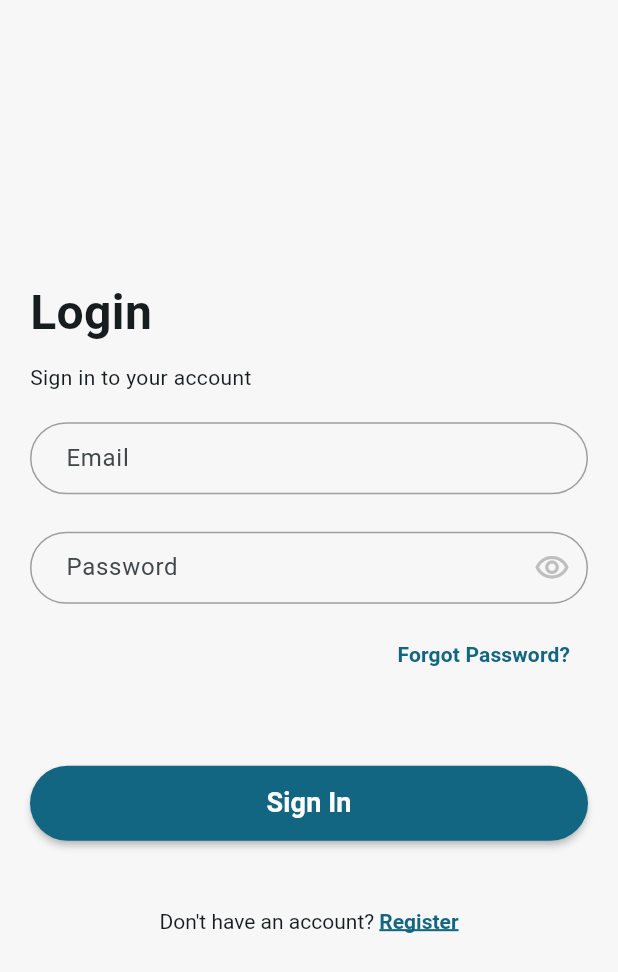
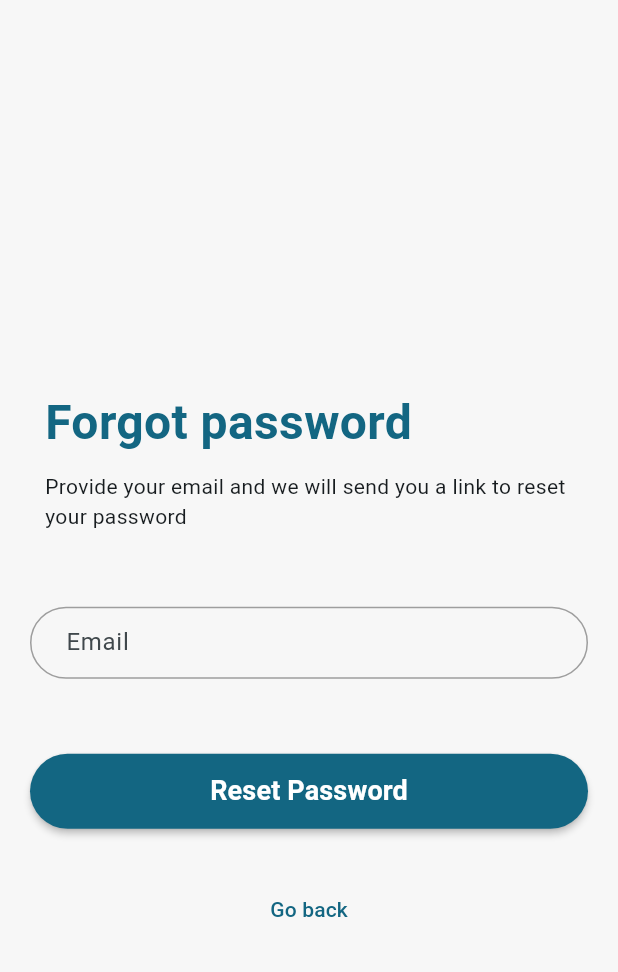
Before and after one commit to tsounguc/mental_health_journal_app, a Flutter app: the screen it shows after launch, after a tap on "Forgot Password?", on a phone screen of 412 x 824 dp. Shown: the top 972 px of the screen. Run offline on Flutter 3.47's test engine with Material 3 defaults, Android fonts, the phone set to English and light mode, and no system bars; our stand-ins replace cloud_firestore, dartz, equatable, firebase_auth, firebase_core, firebase_storage and 2 more; accounts and stored records are empty.

Commit message:
Set up firebase account

```diff
--- a/lib/core/common/views/i_field.dart
+++ b/lib/core/common/views/i_field.dart
@@ -61,7 +61,7 @@ class IField extends StatelessWidget {
       validator: overrideValidator
           ? validator
           : (value) {
-              if (value == null || value.isNotEmpty) {
+              if (value == null || value.isEmpty) {
                 return 'This field is required';
               }
               return validator?.call(value);
--- a/lib/core/services/router/router.dart
+++ b/lib/core/services/router/router.dart
@@ -6,6 +6,7 @@ import 'package:mental_health_journal_app/core/extensions/context_extension.dart
 import 'package:mental_health_journal_app/core/services/service_locator.dart';
 import 'package:mental_health_journal_app/features/auth/data/models/user_model.dart';
 import 'package:mental_health_journal_app/features/auth/presentation/auth_bloc/auth_bloc.dart';
+import 'package:mental_health_journal_app/features/auth/presentation/views/forgot_password_screen.dart';
 import 'package:mental_health_journal_app/features/auth/presentation/views/sign_in_screen.dart';
 import 'package:mental_health_journal_app/features/auth/presentation/views/sign_up_screen.dart';
 import 'package:mental_health_journal_app/features/dashboard/presentation/dashboard.dart';
--- a/lib/core/services/router/router.main.dart
+++ b/lib/core/services/router/router.main.dart
@@ -1,24 +1,23 @@
 part of 'router.dart';
 
 Route<dynamic> onGenerateRoute(RouteSettings settings) {
-  final arguments = settings.arguments;
   switch (settings.name) {
     case '/':
       return _pageBuilder(
         (context) {
-          // if (serviceLocator<FirebaseAuth>().currentUser != null) {
-          //   final user = serviceLocator<FirebaseAuth>().currentUser!;
-          //   final localUser = UserModel(
-          //     uid: user.uid,
-          //     name: user.displayName!,
-          //     email: user.email!,
-          //     dateCreated: DateTime.now(),
-          //     isVerified: false,
-          //   );
-          //
-          //   context.userProvider.initUser(localUser);
-          //   return const Dashboard();
-          // }
+          if (serviceLocator<FirebaseAuth>().currentUser != null) {
+            final user = serviceLocator<FirebaseAuth>().currentUser!;
+            final localUser = UserModel(
+              uid: user.uid,
+              name: user.displayName!,
+              email: user.email!,
+              dateCreated: DateTime.now(),
+              isVerified: false,
+            );
+
+            context.userProvider.initUser(localUser);
+            return const Dashboard();
+          }
           return BlocProvider(
             create: (_) => serviceLocator<AuthBloc>(),
             child: const SignInScreen(),
@@ -40,6 +39,14 @@ Route<dynamic> onGenerateRoute(RouteSettings settings) {
         (_) => BlocProvider(
           create: (_) => serviceLocator<AuthBloc>(),
           child: const SignUpScreen(),
+        ),
+        settings: settings,
+      );
+    case ForgotPasswordScreen.id:
+      return _pageBuilder(
+        (_) => BlocProvider(
+          create: (_) => serviceLocator<AuthBloc>(),
+          child: const ForgotPasswordScreen(),
         ),
         settings: settings,
       );
--- /dev/null
+++ b/lib/features/auth/presentation/views/forgot_password_screen.dart
@@ -0,0 +1,143 @@
+import 'package:firebase_auth/firebase_auth.dart';
+import 'package:flutter/material.dart';
+import 'package:flutter_bloc/flutter_bloc.dart';
+import 'package:mental_health_journal_app/core/common/views/i_field.dart';
+import 'package:mental_health_journal_app/core/common/views/long_button.dart';
+import 'package:mental_health_journal_app/core/extensions/context_extension.dart';
+import 'package:mental_health_journal_app/core/resources/colours.dart';
+import 'package:mental_health_journal_app/core/utils/core_utils.dart';
+import 'package:mental_health_journal_app/features/auth/presentation/auth_bloc/auth_bloc.dart';
+import 'package:mental_health_journal_app/features/auth/presentation/views/sign_in_screen.dart';
+
+class ForgotPasswordScreen extends StatefulWidget {
+  const ForgotPasswordScreen({super.key});
+
+  static const String id = '/forgotPasswordScreen';
+
+  @override
+  State<ForgotPasswordScreen> createState() => _ForgotPasswordScreenState();
+}
+
+class _ForgotPasswordScreenState extends State<ForgotPasswordScreen> {
+  final emailController = TextEditingController();
+  final formKey = GlobalKey<FormState>();
+
+  @override
+  void dispose() {
+    emailController.dispose();
+    super.dispose();
+  }
+
+  @override
+  Widget build(BuildContext context) {
+    return Scaffold(
+      backgroundColor: Colours.backgroundColor,
+      body: BlocConsumer<AuthBloc, AuthState>(
+        listener: (_, state) {
+          if (state is AuthError) {
+            CoreUtils.showSnackBar(context, state.message);
+          } else if (state is ForgotPasswordSent) {
+            CoreUtils.showSnackBar(context, 'A link was sent to your email');
+            Navigator.pushReplacementNamed(context, SignInScreen.id);
+          }
+        },
+        builder: (context, state) {
+          return SafeArea(
+            child: Center(
+              child: ListView(
+                shrinkWrap: true,
+                padding: const EdgeInsets.symmetric(
+                  horizontal: 20,
+                  vertical: 35,
+                ).copyWith(
+                  top: 0,
+                ),
+                children: [
+                  // TODO(Logo): Create Logo and Add Here
+                  const SizedBox(height: 100),
+                  Padding(
+                    padding: const EdgeInsets.only(left: 10),
+                    child: Text(
+                      'Forgot password',
+                      style: TextStyle(
+                        fontWeight: FontWeight.w700,
+                        fontSize: 32,
+                        color: context.theme.primaryColor,
+                      ),
+                    ),
+                  ),
+                  const SizedBox(height: 10),
+                  Padding(
+                    padding: const EdgeInsets.only(left: 10),
+                    child: Row(
+                      mainAxisAlignment: MainAxisAlignment.spaceBetween,
+                      children: [
+                        Flexible(
+                          child: Text(
+                            state is ForgotPasswordSent
+                                ? "We've sent you an email with a link to reset"
+                                    ' your password. Please check your email.'
+                                : 'Provide your email and we will send you '
+                                    'a link to reset your password',
+                            style: const TextStyle(
+                              fontSize: 14,
+                              fontWeight: FontWeight.normal,
+                            ),
+                          ),
+                        ),
+                      ],
+                    ),
+                  ),
+                  const SizedBox(height: 50),
+                  Visibility(
+                    visible: state is! ForgotPasswordSent,
+                    child: Form(
+                      key: formKey,
+                      child: IField(
+                        controller: emailController,
+                        hintText: 'Email',
+                        keyboardType: TextInputType.emailAddress,
+                      ),
+                    ),
+                  ),
+                  const SizedBox(height: 50),
+                  if (state is AuthLoading)
+                    const Center(
+                      child: CircularProgressIndicator(),
+                    )
+                  else if (state is! ForgotPasswordSent)
+                    LongButton(
+                      onPressed: () {
+                        FocusManager.instance.primaryFocus?.unfocus();
+                        FirebaseAuth.instance.currentUser?.reload();
+                        if (formKey.currentState!.validate()) {
+                          context.read<AuthBloc>().add(
+                                ForgotPasswordEvent(
+                                  email: emailController.text.trim(),
+                                ),
+                              );
+                        }
+                      },
+                      label: 'Reset Password',
+                    ),
+                  const SizedBox(height: 30),
+                  Center(
+                    child: TextButton(
+                      onPressed: () {
+                        Navigator.of(context).pop();
+                      },
+                      child: const Text(
+                        'Go back',
+                        style: TextStyle(fontSize: 14),
+                      ),
+                    ),
+                  ),
+                ],
+              ),
+            ),
+          );
+        },
+      ),
+    );
+  }
+}
--- a/lib/features/auth/presentation/views/sign_in_screen.dart
+++ b/lib/features/auth/presentation/views/sign_in_screen.dart
@@ -1,3 +1,4 @@
+import 'package:firebase_auth/firebase_auth.dart';
 import 'package:flutter/material.dart';
 import 'package:flutter_bloc/flutter_bloc.dart';
 import 'package:mental_health_journal_app/core/common/views/long_button.dart';
@@ -6,6 +7,7 @@ import 'package:mental_health_journal_app/core/resources/colours.dart';
 import 'package:mental_health_journal_app/core/utils/core_utils.dart';
 import 'package:mental_health_journal_app/features/auth/data/models/user_model.dart';
 import 'package:mental_health_journal_app/features/auth/presentation/auth_bloc/auth_bloc.dart';
+import 'package:mental_health_journal_app/features/auth/presentation/views/forgot_password_screen.dart';
 import 'package:mental_health_journal_app/features/auth/presentation/views/sign_up_screen.dart';
 import 'package:mental_health_journal_app/features/auth/presentation/widgets/sign_in_form.dart';
 import 'package:mental_health_journal_app/features/dashboard/presentation/dashboard.dart';
@@ -34,7 +36,7 @@ class _SignInScreenState extends State<SignInScreen> {
 
   void signIn(BuildContext context) {
     FocusManager.instance.primaryFocus?.unfocus();
-    // TODO(FirebaseAuth): FirebaseAuth.instance.currentUser?.reload();
+    FirebaseAuth.instance.currentUser?.reload();
     if (formKey.currentState!.validate()) {
       context.read<AuthBloc>().add(
             SignInEvent(
@@ -49,30 +51,30 @@ class _SignInScreenState extends State<SignInScreen> {
   Widget build(BuildContext context) {
     return Scaffold(
       backgroundColor: Colours.backgroundColor,
-      body:
-          // BlocConsumer<AuthBloc, AuthState>(
-          //   listener: (context, state) {
-          //     if (state is AuthError) {
-          //       CoreUtils.showSnackBar(context, state.message);
-          //     } else if (state is SignedIn) {
-          //       context.userProvider.initUser(state.user as UserModel);
-          //       Navigator.pushNamed(context, Dashboard.id);
-          //     }
-          //   },
-          //   builder: (context, state) {
-          //     return
-          SafeArea(
+      body: BlocConsumer<AuthBloc, AuthState>(
+        listener: (context, state) {
+          if (state is AuthError) {
+            CoreUtils.showSnackBar(context, state.message);
+          } else if (state is SignedIn) {
+            context.userProvider.initUser(state.user as UserModel);
+            Navigator.pushNamed(context, Dashboard.id);
+          }
+        },
+        builder: (context, state) {
+          return SafeArea(
             child: Center(
               child: ListView(
                 shrinkWrap: true,
                 padding: const EdgeInsets.symmetric(horizontal: 20),
                 children: [
                   // TODO(Logo): Create Logo and Add Here
-              const Text(
+                  const SizedBox(height: 100),
+                  Text(
                     'Login',
                     style: TextStyle(
                       fontWeight: FontWeight.w700,
                       fontSize: 32,
+                      color: context.theme.primaryColor,
                     ),
                   ),
                   const SizedBox(height: 10),
@@ -98,7 +100,12 @@ class _SignInScreenState extends State<SignInScreen> {
                   Align(
                     alignment: Alignment.centerRight,
                     child: TextButton(
-                  onPressed: () {},
+                      onPressed: () {
+                        Navigator.pushNamed(
+                          context,
+                          ForgotPasswordScreen.id,
+                        );
+                      },
                       child: Text(
                         'Forgot Password?',
                         style: TextStyle(
@@ -112,11 +119,11 @@ class _SignInScreenState extends State<SignInScreen> {
                   const SizedBox(
                     height: 50,
                   ),
-              // if (state is AuthLoading)
-              //   const Center(
-              //     child: CircularProgressIndicator(),
-              //   )
-              // else
+                  if (state is AuthLoading)
+                    const Center(
+                      child: CircularProgressIndicator(),
+                    )
+                  else
                     LongButton(
                       onPressed: () => signIn(context),
                       label: 'Sign In',
@@ -155,9 +162,9 @@ class _SignInScreenState extends State<SignInScreen> {
                 ],
               ),
             ),
+          );
+        },
       ),
-      //   },
-      // ),
     );
   }
 }
--- a/lib/features/dashboard/presentation/dashboard.dart
+++ b/lib/features/dashboard/presentation/dashboard.dart
@@ -15,7 +15,7 @@ class _DashboardState extends State<Dashboard> {
     return Scaffold(
       body: Center(
         child: Text(
-          'SIGN IN SCREEN',
+          'DASHBOARD SCREEN',
           style: context.theme.textTheme.bodyLarge,
         ),
       ),
--- a/lib/main.dart
+++ b/lib/main.dart
@@ -1,3 +1,4 @@
+import 'package:firebase_core/firebase_core.dart';
 import 'package:flutter/material.dart';
 import 'package:mental_health_journal_app/core/common/app/providers/user_provider.dart';
 import 'package:mental_health_journal_app/core/resources/colours.dart';
@@ -8,7 +9,7 @@ import 'package:provider/provider.dart';
 void main() async {
   WidgetsFlutterBinding.ensureInitialized();
   await setUpServices();
-  // await Firebase.initializeApp();
+  await Firebase.initializeApp();
   runApp(const MyApp());
 }
 
```
Also changed, not shown: lib/core/common/views/page_under_construction.dart (+8 -8 lines), lib/features/auth/presentation/views/sign_up_screen.dart (+42 -33 lines), lib/features/auth/presentation/widgets/sign_in_form.dart (+5 -3 lines), 3 other files. Lines whose indentation alone changed are shown as unchanged.
